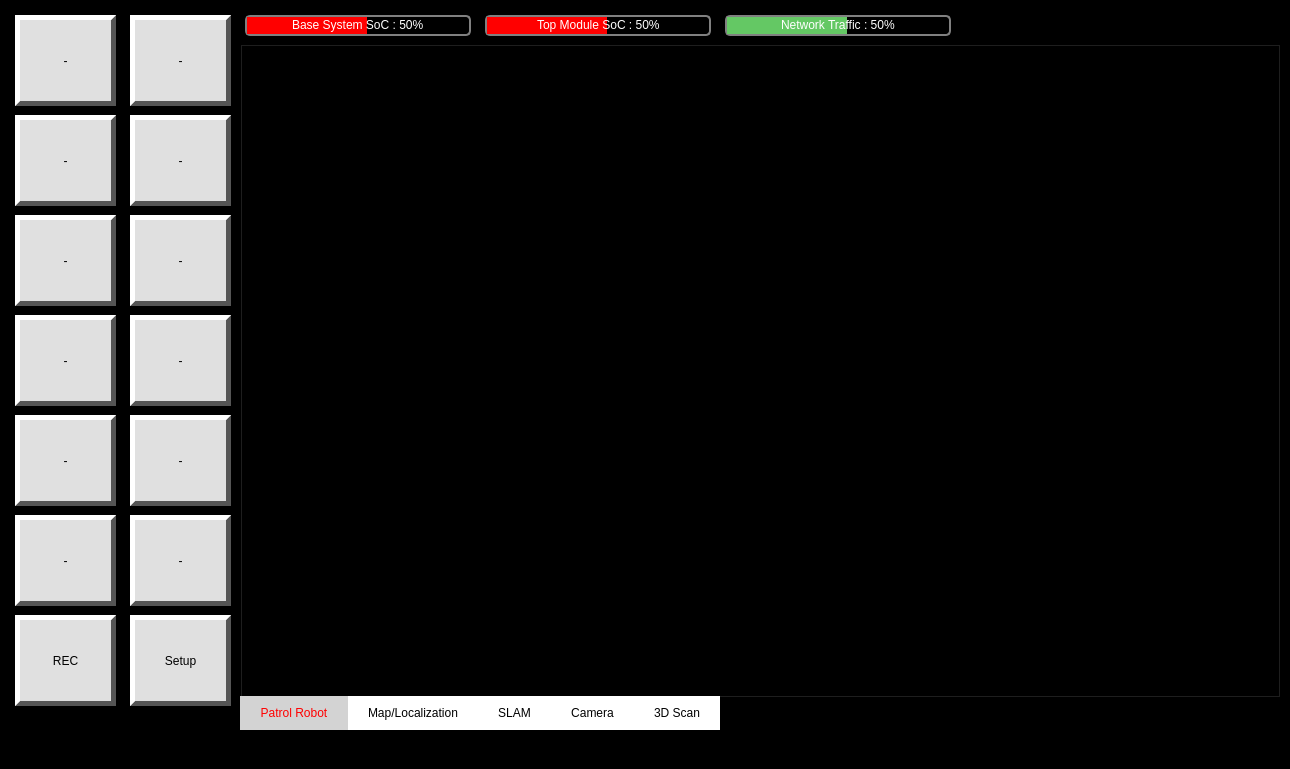
The window that python/patrol/patrol.ui (elecun/flame_robotics_patroller) describes before a commit, drawn with Qt 5.
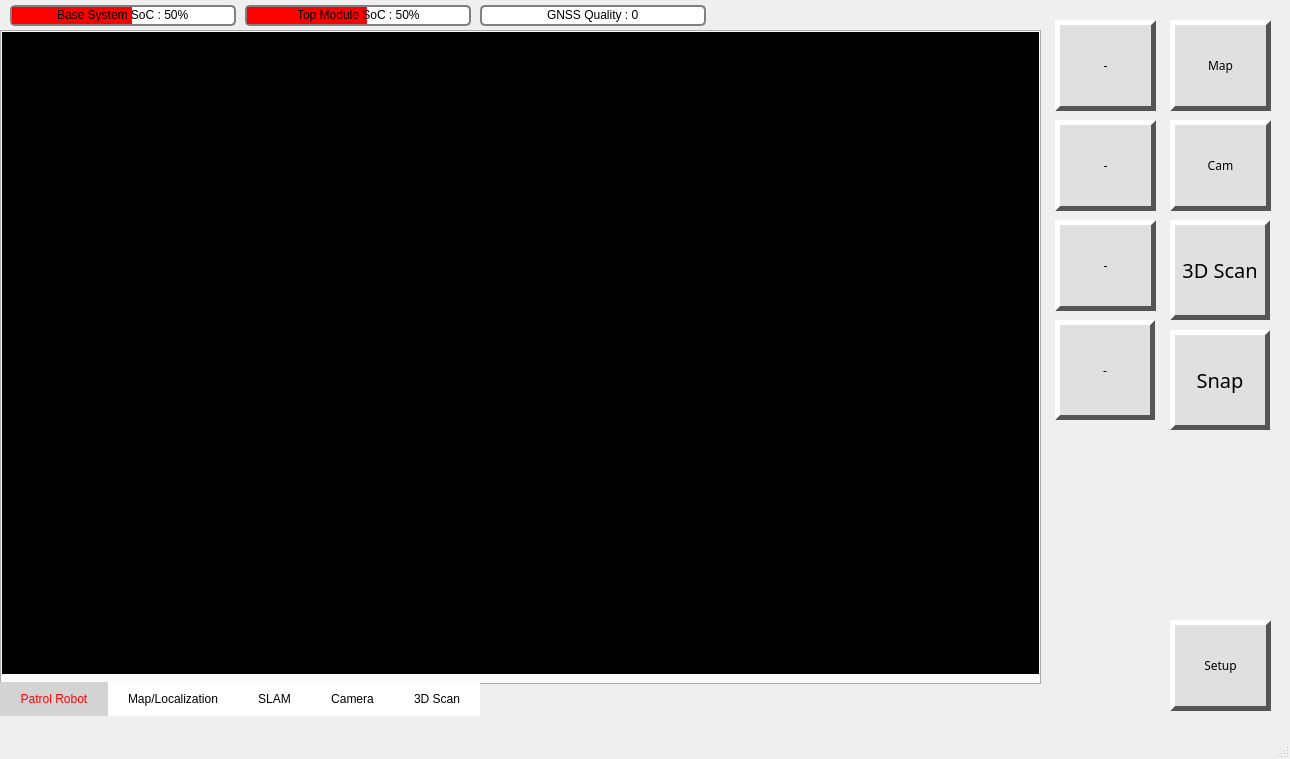
The same window after the commit. The open tabs and pages were chosen to show the change. Icons and pictures are not drawn.

```diff
--- a/python/patrol/patrol.ui
+++ b/python/patrol/patrol.ui
@@ -8,7 +8,7 @@
     <x>0</x>
     <y>0</y>
     <width>1290</width>
-    <height>769</height>
+    <height>759</height>
    </rect>
   </property>
   <property name="font">
@@ -27,14 +27,14 @@
    <string/>
   </property>
   <property name="styleSheet">
-   <string notr="true">background-color: rgb(0, 0, 0);</string>
+   <string notr="true"/>
   </property>
   <widget class="QWidget" name="centralwidget">
    <widget class="QTabWidget" name="tabWidget">
     <property name="geometry">
      <rect>
-      <x>240</x>
-      <y>44</y>
+      <x>0</x>
+      <y>30</y>
       <width>1041</width>
       <height>686</height>
      </rect>
@@ -80,6 +80,9 @@
         <height>642</height>
        </rect>
       </property>
+      <property name="styleSheet">
+       <string notr="true">background-color: rgb(0, 0, 0);</string>
+      </property>
      </widget>
     </widget>
     <widget class="QWidget" name="tab">
@@ -135,8 +138,8 @@
    <widget class="QProgressBar" name="progress_base_soc">
     <property name="geometry">
      <rect>
-      <x>245</x>
-      <y>15</y>
+      <x>10</x>
+      <y>5</y>
       <width>226</width>
       <height>21</height>
      </rect>
@@ -151,12 +154,13 @@
         border: 2px solid gray;
         border-radius: 5px;
         text-align: center;
-	   color:white;
+	   color:black;
 }
-    QProgressBar::chunk {
-        background-color: rgb(255,0,0);
-        width: 20px;
-    }</string>
+QProgressBar::chunk {
+       background-color: rgb(255,0,0);
+       width: 20px;
+}
+</string>
     </property>
     <property name="value">
      <number>50</number>
@@ -168,8 +172,8 @@
    <widget class="QProgressBar" name="progress_topmodule_soc">
     <property name="geometry">
      <rect>
-      <x>485</x>
-      <y>15</y>
+      <x>245</x>
+      <y>5</y>
       <width>226</width>
       <height>21</height>
      </rect>
@@ -184,7 +188,7 @@
         border: 2px solid gray;
         border-radius: 5px;
         text-align: center;
-	   color:white;
+	   color:black;
 }
     QProgressBar::chunk {
         background-color: rgb(255,0,0);
@@ -201,8 +205,8 @@
    <widget class="QPushButton" name="pushButton">
     <property name="geometry">
      <rect>
-      <x>15</x>
-      <y>15</y>
+      <x>1055</x>
+      <y>20</y>
       <width>101</width>
       <height>91</height>
      </rect>
@@ -232,8 +236,8 @@
    <widget class="QPushButton" name="pushButton_2">
     <property name="geometry">
      <rect>
-      <x>130</x>
-      <y>15</y>
+      <x>1170</x>
+      <y>20</y>
       <width>101</width>
       <height>91</height>
      </rect>
@@ -257,14 +261,14 @@
 }</string>
     </property>
     <property name="text">
-     <string>-</string>
+     <string>Map</string>
     </property>
    </widget>
    <widget class="QPushButton" name="pushButton_3">
     <property name="geometry">
      <rect>
-      <x>130</x>
-      <y>115</y>
+      <x>1170</x>
+      <y>120</y>
       <width>101</width>
       <height>91</height>
      </rect>
@@ -288,14 +292,18 @@
 }</string>
     </property>
     <property name="text">
-     <string>-</string>
+     <string>Cam</string>
+    </property>
+    <property name="icon">
+     <iconset>
+      <normaloff>../resource/camera.png</normaloff>../resource/camera.png</iconset>
     </property>
    </widget>
    <widget class="QPushButton" name="pushButton_4">
     <property name="geometry">
      <rect>
-      <x>15</x>
-      <y>115</y>
+      <x>1055</x>
+      <y>120</y>
       <width>101</width>
       <height>91</height>
      </rect>
@@ -325,39 +333,8 @@
    <widget class="QPushButton" name="pushButton_5">
     <property name="geometry">
      <rect>
-      <x>15</x>
-      <y>215</y>
-      <width>101</width>
-      <height>91</height>
-     </rect>
-    </property>
-    <property name="styleSheet">
-     <string notr="true">QPushButton {
-background-color: #e0e0e0;
-border: 5px solid #aaaaaa;
-border-top-color: white; 
-border-left-color: white; 
-border-bottom-color: #555555; 
-border-right-color: #555555;  
-padding: 5px 15px;
-}
-QPushButton:pressed {
-border-top-color: #555555; 
-border-left-color: #555555;
-border-bottom-color: white;
-border-right-color: white;
-background-color: #d0d0d0;
-}</string>
-    </property>
-    <property name="text">
-     <string>-</string>
-    </property>
-   </widget>
-   <widget class="QPushButton" name="pushButton_6">
-    <property name="geometry">
-     <rect>
-      <x>130</x>
-      <y>215</y>
+      <x>1055</x>
+      <y>220</y>
       <width>101</width>
       <height>91</height>
      </rect>
@@ -387,10 +364,10 @@
    <widget class="QPushButton" name="pushButton_7">
     <property name="geometry">
      <rect>
-      <x>15</x>
-      <y>315</y>
-      <width>101</width>
-      <height>91</height>
+      <x>1055</x>
+      <y>320</y>
+      <width>100</width>
+      <height>100</height>
      </rect>
     </property>
     <property name="styleSheet">
@@ -418,163 +395,8 @@
    <widget class="QPushButton" name="pushButton_8">
     <property name="geometry">
      <rect>
-      <x>130</x>
-      <y>315</y>
-      <width>101</width>
-      <height>91</height>
-     </rect>
-    </property>
-    <property name="styleSheet">
-     <string notr="true">QPushButton {
-background-color: #e0e0e0;
-border: 5px solid #aaaaaa;
-border-top-color: white; 
-border-left-color: white; 
-border-bottom-color: #555555; 
-border-right-color: #555555;  
-padding: 5px 15px;
-}
-QPushButton:pressed {
-border-top-color: #555555; 
-border-left-color: #555555;
-border-bottom-color: white;
-border-right-color: white;
-background-color: #d0d0d0;
-}</string>
-    </property>
-    <property name="text">
-     <string>-</string>
-    </property>
-   </widget>
-   <widget class="QPushButton" name="pushButton_9">
-    <property name="geometry">
-     <rect>
-      <x>15</x>
-      <y>415</y>
-      <width>101</width>
-      <height>91</height>
-     </rect>
-    </property>
-    <property name="styleSheet">
-     <string notr="true">QPushButton {
-background-color: #e0e0e0;
-border: 5px solid #aaaaaa;
-border-top-color: white; 
-border-left-color: white; 
-border-bottom-color: #555555; 
-border-right-color: #555555;  
-padding: 5px 15px;
-}
-QPushButton:pressed {
-border-top-color: #555555; 
-border-left-color: #555555;
-border-bottom-color: white;
-border-right-color: white;
-background-color: #d0d0d0;
-}</string>
-    </property>
-    <property name="text">
-     <string>-</string>
-    </property>
-   </widget>
-   <widget class="QPushButton" name="pushButton_10">
-    <property name="geometry">
-     <rect>
-      <x>130</x>
-      <y>415</y>
-      <width>101</width>
-      <height>91</height>
-     </rect>
-    </property>
-    <property name="styleSheet">
-     <string notr="true">QPushButton {
-background-color: #e0e0e0;
-border: 5px solid #aaaaaa;
-border-top-color: white; 
-border-left-color: white; 
-border-bottom-color: #555555; 
-border-right-color: #555555;  
-padding: 5px 15px;
-}
-QPushButton:pressed {
-border-top-color: #555555; 
-border-left-color: #555555;
-border-bottom-color: white;
-border-right-color: white;
-background-color: #d0d0d0;
-}</string>
-    </property>
-    <property name="text">
-     <string>-</string>
-    </property>
-   </widget>
-   <widget class="QPushButton" name="pushButton_11">
-    <property name="geometry">
-     <rect>
-      <x>15</x>
-      <y>515</y>
-      <width>101</width>
-      <height>91</height>
-     </rect>
-    </property>
-    <property name="styleSheet">
-     <string notr="true">QPushButton {
-background-color: #e0e0e0;
-border: 5px solid #aaaaaa;
-border-top-color: white; 
-border-left-color: white; 
-border-bottom-color: #555555; 
-border-right-color: #555555;  
-padding: 5px 15px;
-}
-QPushButton:pressed {
-border-top-color: #555555; 
-border-left-color: #555555;
-border-bottom-color: white;
-border-right-color: white;
-background-color: #d0d0d0;
-}</string>
-    </property>
-    <property name="text">
-     <string>-</string>
-    </property>
-   </widget>
-   <widget class="QPushButton" name="pushButton_12">
-    <property name="geometry">
-     <rect>
-      <x>130</x>
-      <y>515</y>
-      <width>101</width>
-      <height>91</height>
-     </rect>
-    </property>
-    <property name="styleSheet">
-     <string notr="true">QPushButton {
-background-color: #e0e0e0;
-border: 5px solid #aaaaaa;
-border-top-color: white; 
-border-left-color: white; 
-border-bottom-color: #555555; 
-border-right-color: #555555;  
-padding: 5px 15px;
-}
-QPushButton:pressed {
-border-top-color: #555555; 
-border-left-color: #555555;
-border-bottom-color: white;
-border-right-color: white;
-background-color: #d0d0d0;
-}</string>
-    </property>
-    <property name="text">
-     <string>-</string>
-    </property>
-   </widget>
-   <widget class="QPushButton" name="btn_setup">
-    <property name="geometry">
-     <rect>
-      <x>130</x>
-      <y>615</y>
+      <x>1170</x>
+      <y>620</y>
       <width>101</width>
       <height>91</height>
      </rect>
@@ -606,58 +428,11 @@
       <normaloff>../resource/setup.png</normaloff>../resource/setup.png</iconset>
     </property>
    </widget>
-   <widget class="QPushButton" name="btn_record">
+   <widget class="QProgressBar" name="progress_gnss_quality">
     <property name="geometry">
      <rect>
-      <x>15</x>
-      <y>615</y>
-      <width>101</width>
-      <height>91</height>
-     </rect>
-    </property>
-    <property name="font">
-     <font>
-      <family>Arial</family>
-     </font>
-    </property>
-    <property name="styleSheet">
-     <string notr="true">QPushButton {
-background-color: #e0e0e0;
-border: 5px solid #aaaaaa;
-border-top-color: white; 
-border-left-color: white; 
-border-bottom-color: #555555; 
-border-right-color: #555555;  
-padding: 5px 15px;
-color:rgb(0,0,0);
-}
-QPushButton:pressed {
-border-top-color: #555555; 
-border-left-color: #555555;
-border-bottom-color: white;
-border-right-color: white;
-background-color: #d0d0d0;
-}</string>
-    </property>
-    <property name="text">
-     <string>REC</string>
-    </property>
-    <property name="icon">
-     <iconset>
-      <normaloff>../resource/rec.png</normaloff>../resource/rec.png</iconset>
-    </property>
-    <property name="iconSize">
-     <size>
-      <width>16</width>
-      <height>16</height>
-     </size>
-    </property>
-   </widget>
-   <widget class="QProgressBar" name="progress_network_traffic">
-    <property name="geometry">
-     <rect>
-      <x>725</x>
-      <y>15</y>
+      <x>480</x>
+      <y>5</y>
       <width>226</width>
       <height>21</height>
      </rect>
@@ -672,18 +447,109 @@
         border: 2px solid gray;
         border-radius: 5px;
         text-align: center;
-	   color:white;
+	   color:black;
 }
     QProgressBar::chunk {
         background-color: rgb(100,200,100);
         width: 20px;
     }</string>
     </property>
+    <property name="maximum">
+     <number>5</number>
+    </property>
     <property name="value">
-     <number>50</number>
+     <number>0</number>
     </property>
     <property name="format">
-     <string>Network Traffic : %p%</string>
+     <string>GNSS Quality : %p</string>
+    </property>
+   </widget>
+   <widget class="QToolButton" name="btn_snap">
+    <property name="geometry">
+     <rect>
+      <x>1170</x>
+      <y>330</y>
+      <width>100</width>
+      <height>100</height>
+     </rect>
+    </property>
+    <property name="styleSheet">
+     <string notr="true">QToolButton {
+background-color: #e0e0e0;
+border: 5px solid #aaaaaa;
+border-top-color: white; 
+border-left-color: white; 
+border-bottom-color: #555555; 
+border-right-color: #555555;  
+font-size: 15pt;
+}
+QToolButton:pressed {
+border-top-color: #555555; 
+border-left-color: #555555;
+border-bottom-color: white;
+border-right-color: white;
+background-color: #d0d0d0;
+}</string>
+    </property>
+    <property name="text">
+     <string>Snap</string>
+    </property>
+    <property name="icon">
+     <iconset>
+      <normaloff>../resource/data-capture-64.png</normaloff>../resource/data-capture-64.png</iconset>
+    </property>
+    <property name="iconSize">
+     <size>
+      <width>64</width>
+      <height>64</height>
+     </size>
+    </property>
+    <property name="toolButtonStyle">
+     <enum>Qt::ToolButtonTextUnderIcon</enum>
+    </property>
+   </widget>
+   <widget class="QToolButton" name="toolButton">
+    <property name="geometry">
+     <rect>
+      <x>1170</x>
+      <y>220</y>
+      <width>100</width>
+      <height>100</height>
+     </rect>
+    </property>
+    <property name="styleSheet">
+     <string notr="true">QToolButton {
+background-color: #e0e0e0;
+border: 5px solid #aaaaaa;
+border-top-color: white; 
+border-left-color: white; 
+border-bottom-color: #555555; 
+border-right-color: #555555;  
+font-size: 15pt;
+}
+QToolButton:pressed {
+border-top-color: #555555; 
+border-left-color: #555555;
+border-bottom-color: white;
+border-right-color: white;
+background-color: #d0d0d0;
+}</string>
+    </property>
+    <property name="text">
+     <string>3D Scan</string>
+    </property>
+    <property name="icon">
+     <iconset>
+      <normaloff>../resource/3dscan-64.png</normaloff>../resource/3dscan-64.png</iconset>
+    </property>
+    <property name="iconSize">
+     <size>
+      <width>64</width>
+      <height>64</height>
+     </size>
+    </property>
+    <property name="toolButtonStyle">
+     <enum>Qt::ToolButtonTextUnderIcon</enum>
     </property>
    </widget>
   </widget>
```
Left out of the diff: 12 changed lines with no effect on the pictures.
